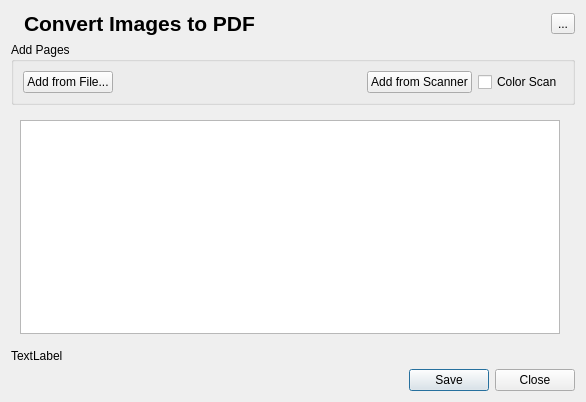
This is src/dialog.ui in dragotin/pdfquirk as Qt 5 draws it before an edit. The edited form follows.
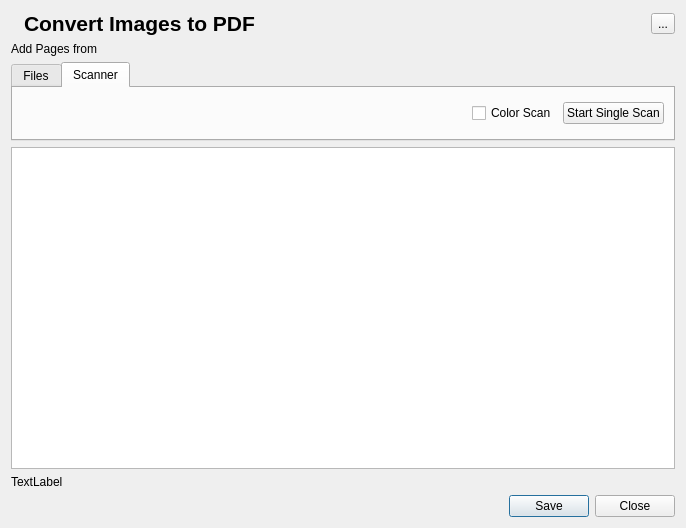
This is the edited form. The open tabs and pages were chosen to show the change. Icons and pictures are not drawn.

What changed in the file:
```diff
--- a/src/dialog.ui
+++ b/src/dialog.ui
@@ -6,22 +6,15 @@
    <rect>
     <x>0</x>
     <y>0</y>
-    <width>586</width>
-    <height>402</height>
+    <width>686</width>
+    <height>528</height>
    </rect>
   </property>
   <property name="windowTitle">
    <string>PDF Quirk</string>
   </property>
-  <layout class="QGridLayout" name="gridLayout_2">
-   <item row="3" column="0">
-    <widget class="QLabel" name="labInfo">
-     <property name="text">
-      <string>TextLabel</string>
-     </property>
-    </widget>
-   </item>
-   <item row="0" column="0" colspan="2">
+  <layout class="QGridLayout" name="gridLayout">
+   <item row="0" column="0">
     <layout class="QHBoxLayout" name="horizontalLayout_3">
      <item>
       <widget class="QLabel" name="label_2">
@@ -72,14 +65,33 @@
      </item>
     </layout>
    </item>
-   <item row="2" column="0">
+   <item row="1" column="0">
+    <widget class="QLabel" name="label_5">
+     <property name="text">
+      <string>Add Pages from</string>
+     </property>
+    </widget>
+   </item>
+   <item row="3" column="0">
     <widget class="QStackedWidget" name="widgetStack">
      <property name="currentIndex">
       <number>1</number>
      </property>
      <widget class="QWidget" name="listViewPage">
       <layout class="QGridLayout" name="gridLayout_3">
-       <item row="0" column="0">
+       <property name="leftMargin">
+        <number>0</number>
+       </property>
+       <property name="topMargin">
+        <number>0</number>
+       </property>
+       <property name="rightMargin">
+        <number>0</number>
+       </property>
+       <property name="bottomMargin">
+        <number>0</number>
+       </property>
+       <item row="1" column="0">
         <widget class="QListView" name="listviewThumbs">
          <property name="sizePolicy">
           <sizepolicy hsizetype="Expanding" vsizetype="Expanding">
@@ -101,6 +113,80 @@
          </property>
         </widget>
        </item>
+       <item row="0" column="0">
+        <widget class="QTabWidget" name="tabWidget">
+         <property name="sizePolicy">
+          <sizepolicy hsizetype="Expanding" vsizetype="Minimum">
+           <horstretch>0</horstretch>
+           <verstretch>0</verstretch>
+          </sizepolicy>
+         </property>
+         <property name="currentIndex">
+          <number>1</number>
+         </property>
+         <widget class="QWidget" name="tabFiles">
+          <attribute name="title">
+           <string>Files</string>
+          </attribute>
+          <layout class="QGridLayout" name="gridLayout_6">
+           <item row="0" column="1">
+            <widget class="QPushButton" name="pbAddFromFile">
+             <property name="text">
+              <string>select File...</string>
+             </property>
+            </widget>
+           </item>
+           <item row="0" column="0">
+            <spacer name="horizontalSpacer_2">
+             <property name="orientation">
+              <enum>Qt::Horizontal</enum>
+             </property>
+             <property name="sizeHint" stdset="0">
+              <size>
+               <width>306</width>
+               <height>20</height>
+              </size>
+             </property>
+            </spacer>
+           </item>
+          </layout>
+         </widget>
+         <widget class="QWidget" name="tab_2">
+          <attribute name="title">
+           <string>Scanner</string>
+          </attribute>
+          <layout class="QGridLayout" name="gridLayout_2">
+           <item row="0" column="0">
+            <spacer name="horizontalSpacer">
+             <property name="orientation">
+              <enum>Qt::Horizontal</enum>
+             </property>
+             <property name="sizeHint" stdset="0">
+              <size>
+               <width>88</width>
+               <height>31</height>
+              </size>
+             </property>
+            </spacer>
+           </item>
+           <item row="0" column="2">
+            <widget class="QPushButton" name="pbAddFromScanner">
+             <property name="text">
+              <string>Start Single Scan</string>
+             </property>
+            </widget>
+           </item>
+           <item row="0" column="1">
+            <widget class="QCheckBox" name="cbColorScan">
+             <property name="text">
+              <string>Color Scan</string>
+             </property>
+            </widget>
+           </item>
+          </layout>
+         </widget>
+        </widget>
+       </item>
       </layout>
      </widget>
      <widget class="QWidget" name="configPage">
@@ -169,60 +255,14 @@
      </widget>
     </widget>
    </item>
-   <item row="1" column="0" colspan="2">
-    <widget class="QGroupBox" name="groupBox_2">
-     <property name="layoutDirection">
-      <enum>Qt::LeftToRight</enum>
+   <item row="4" column="0">
+    <widget class="QLabel" name="labInfo">
+     <property name="text">
+      <string>TextLabel</string>
      </property>
-     <property name="title">
-      <string>Add Pages</string>
-     </property>
-     <property name="checkable">
-      <bool>false</bool>
-     </property>
-     <layout class="QGridLayout" name="gridLayout">
-      <item row="0" column="0">
-       <layout class="QHBoxLayout" name="horizontalLayout">
-        <item>
-         <widget class="QPushButton" name="pbAddFromFile">
-          <property name="text">
-           <string>Add from File...</string>
-          </property>
-         </widget>
-        </item>
-        <item>
-         <spacer name="horizontalSpacer">
-          <property name="orientation">
-           <enum>Qt::Horizontal</enum>
-          </property>
-          <property name="sizeHint" stdset="0">
-           <size>
-            <width>40</width>
-            <height>20</height>
-           </size>
-          </property>
-         </spacer>
-        </item>
-        <item>
-         <widget class="QPushButton" name="pbAddFromScanner">
-          <property name="text">
-           <string>Add from Scanner</string>
-          </property>
-         </widget>
-        </item>
-        <item>
-         <widget class="QCheckBox" name="cbColorScan">
-          <property name="text">
-           <string>Color Scan</string>
-          </property>
-         </widget>
-        </item>
-       </layout>
-      </item>
-     </layout>
     </widget>
    </item>
-   <item row="4" column="0" colspan="2">
+   <item row="5" column="0">
     <widget class="QDialogButtonBox" name="buttonBox">
      <property name="sizePolicy">
       <sizepolicy hsizetype="Preferred" vsizetype="Fixed">
```
Left out of the diff: 16 changed lines with no effect on the pictures.
